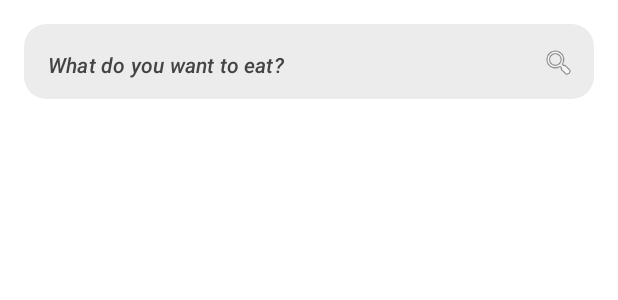
After one commit to bintangsatri4/Online-Food-Compose, an Android app built with Jetpack Compose: the @Preview function Search, on a phone screen of 412 x 824 dp. The commit adds this screen. Shown: the top 300 px of the screen. Run offline under Robolectric (Android 15) with nearby library versions, the phone set to English and light mode, and no system bars.

Commit message:
feat: add search bar

```diff
--- a/app/build.gradle.kts
+++ b/app/build.gradle.kts
@@ -55,6 +55,7 @@ dependencies {
     implementation(libs.androidx.activity)
     implementation(libs.androidx.constraintlayout)
     implementation(libs.firebase.database)
+    implementation(libs.firebase.storage)
     testImplementation(libs.junit)
     androidTestImplementation(libs.androidx.junit)
     androidTestImplementation(libs.androidx.espresso.core)
--- /dev/null
+++ b/app/src/main/java/com/bintangsatria/onlinefood/activity/dashboard/Search.kt
@@ -0,0 +1,64 @@
+package com.bintangsatria.onlinefood.activity.dashboard
+
+import android.R
+import androidx.compose.foundation.Image
+import androidx.compose.foundation.background
+import androidx.compose.foundation.layout.fillMaxWidth
+import androidx.compose.foundation.layout.height
+import androidx.compose.foundation.layout.padding
+import androidx.compose.foundation.layout.size
+import androidx.compose.foundation.shape.CircleShape
+import androidx.compose.foundation.shape.RoundedCornerShape
+import androidx.compose.material.Text
+import androidx.compose.material.TextField
+import androidx.compose.material.TextFieldDefaults
+import androidx.compose.runtime.Composable
+import androidx.compose.runtime.getValue
+import androidx.compose.runtime.mutableStateOf
+import androidx.compose.runtime.saveable.rememberSaveable
+import androidx.compose.runtime.setValue
+import androidx.compose.ui.Modifier
+import androidx.compose.ui.graphics.Color
+import androidx.compose.ui.res.colorResource
+import androidx.compose.ui.res.painterResource
+import androidx.compose.ui.text.font.FontStyle
+import androidx.compose.ui.text.font.FontWeight
+import androidx.compose.ui.tooling.preview.Preview
+import androidx.compose.ui.unit.dp
+import androidx.compose.ui.unit.sp
+import java.nio.file.WatchEvent
+
+@Composable
+@Preview
+fun Search(){
+    var text by rememberSaveable { mutableStateOf("") }
+    TextField(value = text, onValueChange = { text = it },
+        label = {
+            Text(text = "What do you want to eat?",
+                fontStyle = FontStyle.Italic,
+                fontWeight = FontWeight.Medium,
+                color = Color.DarkGray,
+                fontSize = 14.sp)
+        },
+        trailingIcon = {
+            Image(painter = painterResource(id = R.drawable.ic_menu_search),
+                contentDescription = null,
+                modifier = Modifier.size(22.dp))
+        },
+        shape = RoundedCornerShape(15.dp),
+        colors = TextFieldDefaults.outlinedTextFieldColors(
+            backgroundColor = colorResource(id = com.bintangsatria.onlinefood.R.color.grey),
+            focusedBorderColor = Color.Transparent,
+            unfocusedLabelColor = Color.Transparent,
+            textColor = Color.DarkGray,
+            unfocusedBorderColor = Color.Transparent
+
+        ),
+        modifier = Modifier
+            .fillMaxWidth()
+            .padding(16.dp)
+            .height(50.dp)
+            .background(colorResource(id = com.bintangsatria.onlinefood.R.color.grey), CircleShape)
+
+        )
+}
--- a/app/src/main/java/com/bintangsatria/onlinefood/domain/BannerModel.kt
+++ b/app/src/main/java/com/bintangsatria/onlinefood/domain/BannerModel.kt
@@ -1,3 +1,5 @@
 package com.bintangsatria.onlinefood.domain
 
-data class BannerModel (val image: String = "")
+data class BannerModel(
+    val image: String = ""
+)
--- a/gradle/libs.versions.toml
+++ b/gradle/libs.versions.toml
@@ -14,6 +14,7 @@ activity = "1.10.0"
 constraintlayout = "2.2.0"
 googleGmsGoogleServices = "4.4.2"
 firebaseDatabase = "21.0.0"
+firebaseStorage = "21.0.1"
 
 [libraries]
 androidx-core-ktx = { group = "androidx.core", name = "core-ktx", version.ref = "coreKtx" }
@@ -35,6 +36,7 @@ material = { group = "com.google.android.material", name = "material", version.r
 androidx-activity = { group = "androidx.activity", name = "activity", version.ref = "activity" }
 androidx-constraintlayout = { group = "androidx.constraintlayout", name = "constraintlayout", version.ref = "constraintlayout" }
 firebase-database = { group = "com.google.firebase", name = "firebase-database", version.ref = "firebaseDatabase" }
+firebase-storage = { group = "com.google.firebase", name = "firebase-storage", version.ref = "firebaseStorage" }
 
 [plugins]
 android-application = { id = "com.android.application", version.ref = "agp" }
```
Also changed, not shown: app/src/main/java/com/bintangsatria/onlinefood/activity/dashboard/Banner.kt (+57 -40 lines), app/src/main/java/com/bintangsatria/onlinefood/activity/dashboard/MainActivity.kt (+44 -13 lines), app/src/main/java/com/bintangsatria/onlinefood/repository/MainRepository.kt (+13 -9 lines).
